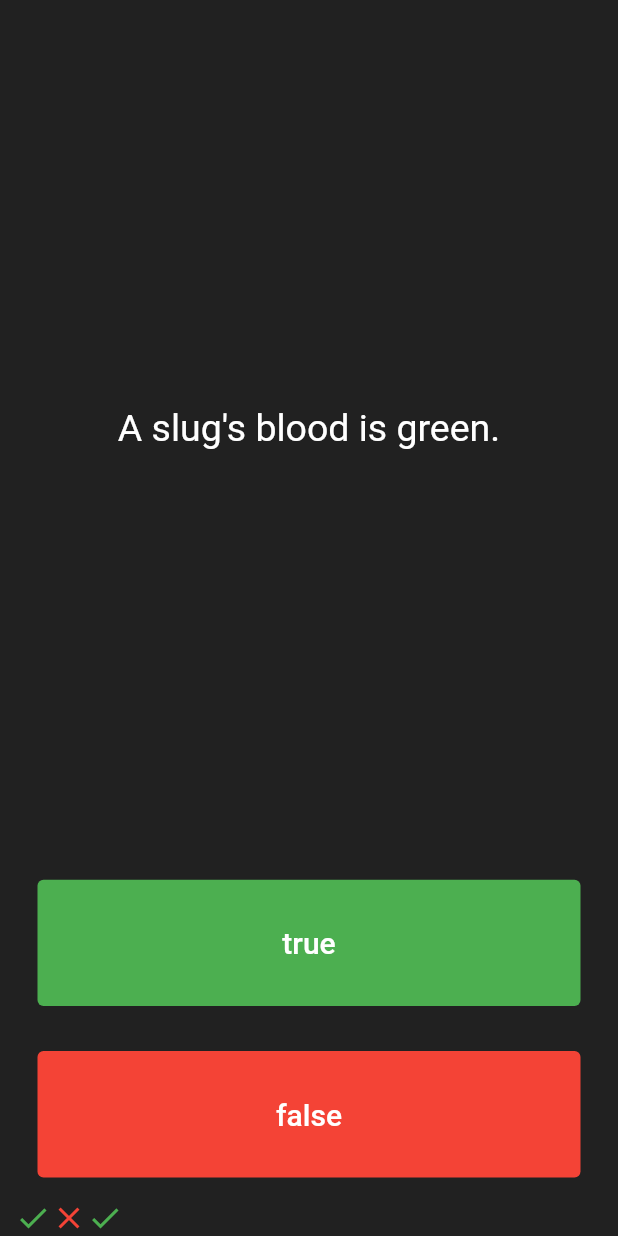
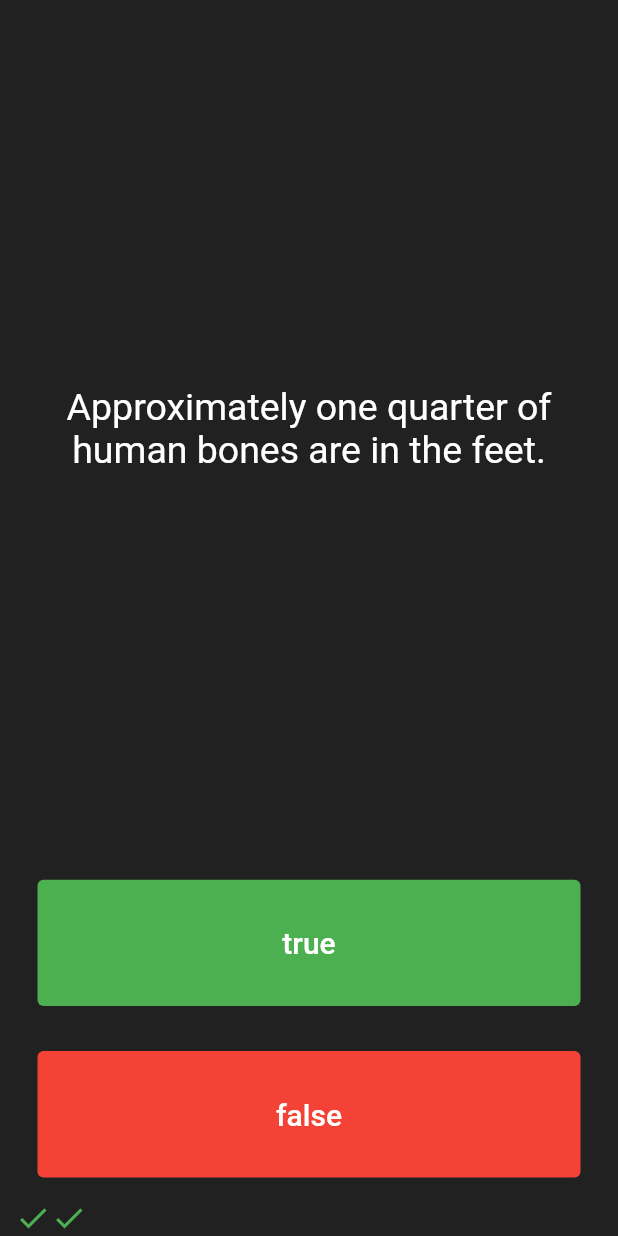
Before and after one commit to vagun/QUIZZAPP, a Flutter app: the screen it shows after launch, after a tap on "true", after a tap on "false", on a phone screen of 412 x 824 dp. Run offline on Flutter 3.47's test engine with Material 2 defaults, Android fonts, the phone set to English and light mode, and no system bars; our stand-ins replace rflutter_alert.

Commit message:
completed project

```diff
--- a/lib/main.dart
+++ b/lib/main.dart
@@ -1,4 +1,8 @@
 import 'package:flutter/material.dart';
+import 'quizbrain.dart';
+import 'package:rflutter_alert/rflutter_alert.dart';
+
+Quizbrain quizbrain = Quizbrain();
 
 void main() => runApp(const Quizzler());
 
@@ -26,27 +30,38 @@ class Quizpage extends StatefulWidget {
 }
 
 class _QuizpageState extends State<Quizpage> {
-  List<Widget> scorekeeper = [
+  int score=0;
+  List<Widget> scorekeeper = [];
+  void checkans(bool userpickedans) {
+    bool correctans = quizbrain.getcorrectans();
+    setState(() {
+      if(quizbrain.isfinished()==true){
+        Alert(context: context,title: 'FINISHED',desc: 'Score=$score').show();
+        quizbrain.reset();
+        scorekeeper=[];
+
+      }
+      else{ if(userpickedans == correctans) {
+        score++;
+        scorekeeper.add(
           Icon(
             Icons.check,
             color: Colors.green,
           ),
+
+        );
+      } else {
+        scorekeeper.add(
           Icon(
             Icons.close,
             color: Colors.red,
           ),
-    Icon(
-      Icons.check,
-      color: Colors.green,
-    ),
-  ];
-  List<String> questions = [
-    'You can lead a cow down stairs but not up stairs.',
-    'Approximately one quarter of human bones are in the feet.',
-    'A slug\'s blood is green.',
-  ];
-  List<bool> answer=[true,false,false];
-  int questionno = 0;
+        );
+      }
+      quizbrain.nextquestion();
+    }});
+  }
+
   @override
   Widget build(BuildContext context) {
     return Column(
@@ -59,7 +74,7 @@ class _QuizpageState extends State<Quizpage> {
             padding: EdgeInsets.all(10.0),
             child: Center(
               child: Text(
-                questions[questionno],
+                quizbrain.getquestiontext(),
                 textAlign: TextAlign.center,
                 style: TextStyle(fontSize: 25, color: Colors.white),
               ),
@@ -80,14 +95,7 @@ class _QuizpageState extends State<Quizpage> {
                 ),
               ),
               onPressed: () {
-                bool coorectanswer=answer[questionno];
-                if(coorectanswer==true){print('nice');}
-                else{print('fuck u');;}
-
-                setState(() {
-                  questionno++;
-                });
-                print(questionno);
+                checkans(true);
               },
             ),
           ),
@@ -106,15 +114,8 @@ class _QuizpageState extends State<Quizpage> {
                 ),
               ),
               onPressed: () {
-                bool coorectanswer=answer[questionno];
-                if(coorectanswer==false){print('nice');}
-                else{print('fuck u');;}
-
-                setState(() {
-                  questionno++;
-                });
-                print(questionno);
-              },
+              checkans(false);
+              }
             ),
           ),
         ),
--- /dev/null
+++ b/lib/quizbrain.dart
@@ -0,0 +1,53 @@
+import 'questions.dart';
+class Quizbrain{
+  int _questionno=0;
+  final List<Question> _questionbank = [
+  Question('Some cats are actually allergic to humans', true),
+    Question('You can lead a cow down stairs but not up stairs.', false),
+    Question('Approximately one quarter of human bones are in the feet.', true),
+    Question('A slug\'s blood is green.', true),
+    Question('Buzz Aldrin\'s mother\'s maiden name was "Moon".', true),
+    Question('It is illegal to pee in the Ocean in Portugal.', true),
+    Question(
+        'No piece of square dry paper can be folded in half more than 7 times.',
+        false),
+    Question(
+        'In London, UK, if you happen to die in the House of Parliament, you are technically entitled to a state funeral, because the building is considered too sacred a place.',
+        true),
+    Question(
+        'The loudest sound produced by any animal is 188 decibels. That animal is the African Elephant.',
+        false),
+    Question(
+        'The total surface area of two human lungs is approximately 70 square metres.',
+        true),
+    Question('Google was originally called "Backrub".', true),
+    Question(
+        'Chocolate affects a dog\'s heart and nervous system; a few ounces are enough to kill a small dog.',
+        true),
+    Question(
+        'In West Virginia, USA, if you accidentally hit an animal with your car, you are free to take it home to eat.',
+        true),
+  ];
+  void nextquestion(){
+    if(_questionno<=_questionbank.length-1){
+      _questionno++;
+    }
+
+  }
+String getquestiontext(){
+return _questionbank[_questionno].questiontext;
+}
+bool getcorrectans(){
+  return _questionbank[_questionno].questionans;
+}
+bool isfinished(){
+  if(_questionno>=_questionbank.length-1){
+    return true;
+  }
+  else{return false;}
+}
+void reset(){
+  _questionno=0;
+}
+
+}
```
Also changed, not shown: lib/questions.dart (added, +8 -0 lines), pubspec.yaml (+4 -12 lines), pubspec.lock. Lines whose indentation alone changed are shown as unchanged.
